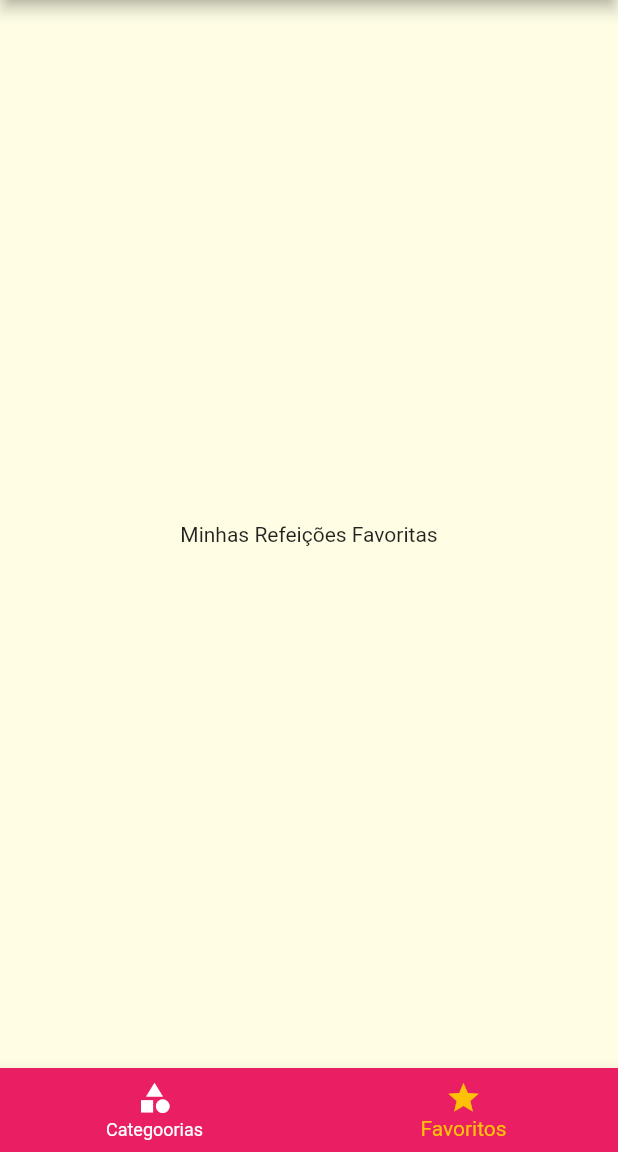
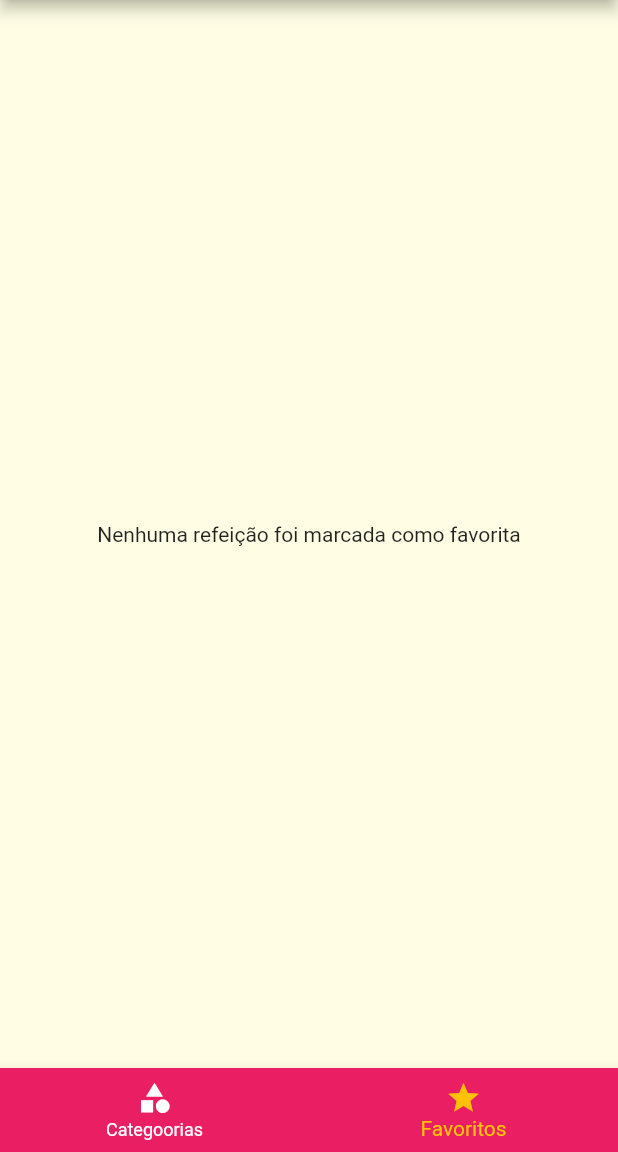
Before and after one commit to absjuniordev/meals, a Flutter app: the screen it shows after launch, item 2 of the bottom bar chosen, on a phone screen of 412 x 824 dp, the part 84-1236 px from its top. Run offline on Flutter 3.47's test engine with Material 2 defaults, Android fonts, the phone set to English and light mode, and no system bars.

Commit message:
Marcar como Favorito

```diff
--- a/lib/main.dart
+++ b/lib/main.dart
@@ -24,12 +24,13 @@ class _MyAppState extends State<MyApp> {
   Settings settings = Settings();
 
   List<Meal> _availableMeals = DUMMY_MEALS;
+  final List<Meal> _favoriteMeals = [];
 
   void _filterMeals(Settings settings) {
     setState(() {
       this.settings = settings;
-      _availableMeals = DUMMY_MEALS.where(
-        (meal) {
+
+      _availableMeals = DUMMY_MEALS.where((meal) {
         final filterGluten = settings.isGlutenFree && !meal.isGlutenFree;
         final filterLactose = settings.isLactoseFree && !meal.isLactoseFree;
         final filterVegan = settings.isVegan && !meal.isVegan;
@@ -38,9 +39,20 @@ class _MyAppState extends State<MyApp> {
             !filterLactose &&
             !filterVegan &&
             !filterVegetarian;
-        },
-      ).toList();
+      }).toList();
     });
+  }
+
+  void _toggleFavorite(Meal meal) {
+    setState(() {
+      _favoriteMeals.contains(meal)
+          ? _favoriteMeals.remove(meal)
+          : _favoriteMeals.add(meal);
+    });
+  }
+
+  bool _isFavorite(Meal meal) {
+    return _favoriteMeals.contains(meal);
   }
 
   @override
@@ -63,10 +75,11 @@ class _MyAppState extends State<MyApp> {
       ),
       // home: const CategoriesScreen(),
       routes: {
-        AppRoutes.HOME: (ctx) => const TabsScreen(),
+        AppRoutes.HOME: (ctx) => TabsScreen(_favoriteMeals),
         AppRoutes.CATEGORIES_MEALS: (ctx) =>
             CategoriesMealsScreen(_availableMeals),
-        AppRoutes.MEAL_DETAIL: (ctx) => const MealDeatailScreen(),
+        AppRoutes.MEAL_DETAIL: (ctx) =>
+            MealDeatailScreen(_toggleFavorite, _isFavorite),
         AppRoutes.SETTINGS: (ctx) => SettingsScreen(settings, _filterMeals),
       },
     );
--- a/lib/models/meals.dart
+++ b/lib/models/meals.dart
@@ -56,6 +56,7 @@ class Meal {
     }
   }
 
+  // ignore: non_constant_identifier_names
   String get CostText {
     switch (cost) {
       case Cost.Cheap:
--- a/lib/screens/categorias_meals_screen.dart
+++ b/lib/screens/categorias_meals_screen.dart
@@ -1,6 +1,6 @@
 import 'package:flutter/material.dart';
 import 'package:meals/components/meal_item.dart';
-import 'package:meals/data/dummy_data.dart';
+
 import 'package:meals/models/category.dart';
 
 import '../models/meals.dart';
--- a/lib/screens/favorite_screen.dart
+++ b/lib/screens/favorite_screen.dart
@@ -1,14 +1,26 @@
 import 'package:flutter/material.dart';
+import 'package:meals/components/meal_item.dart';
+
+import '../models/meals.dart';
 
 class FavoriteScreen extends StatelessWidget {
-  const FavoriteScreen({super.key});
-
+  const FavoriteScreen(this.favoriteMeals, {super.key});
+  final List<Meal> favoriteMeals;
   @override
   Widget build(BuildContext context) {
-    return const Center(
-      child: Text(
-        "Minhas Refeições Favoritas",
-      ),
-    );
+    if (favoriteMeals.isEmpty) {
+      return const Center(
+        child: Text(
+          "Nenhuma refeição foi marcada como favorita",
+        ),
+      );
+    } else {
+      return ListView.builder(
+        itemCount: favoriteMeals.length,
+        itemBuilder: (ctx, index) {
+          return MealItem(favoriteMeals[index]);
+        },
+      );
+    }
   }
 }
--- a/lib/screens/setting_screen.dart
+++ b/lib/screens/setting_screen.dart
@@ -16,7 +16,6 @@ class _SettingsScreenState extends State<SettingsScreen> {
 
   @override
   void initState() {
-    // TODO: implement initState
     super.initState();
     settings = widget.settings;
   }
@@ -48,7 +47,7 @@ class _SettingsScreenState extends State<SettingsScreen> {
       body: Column(
         children: [
           Container(
-            padding: EdgeInsets.all(20),
+            padding: const EdgeInsets.all(20),
             child: Text(
               'Configurações',
               style: Theme.of(context).textTheme.headline6,
--- a/lib/screens/tabs_screen.dart
+++ b/lib/screens/tabs_screen.dart
@@ -3,10 +3,12 @@ import 'package:meals/screens/categories_screen.dart';
 import 'package:meals/screens/favorite_screen.dart';
 import '../components/main_drawer.dart';
 
-import 'categorias_meals_screen.dart';
+import '../models/meals.dart';
 
 class TabsScreen extends StatefulWidget {
-  const TabsScreen({super.key});
+  const TabsScreen(this.favoriteMeals, {super.key});
+
+  final List<Meal> favoriteMeals;
 
   @override
   State<TabsScreen> createState() => _TabsScreenState();
@@ -15,10 +17,22 @@ class TabsScreen extends StatefulWidget {
 class _TabsScreenState extends State<TabsScreen> {
   int _selectedScreenIndex = 0;
 
-  final List<Map<String, Object>> _screens = [
-    {'title': 'Lista de Categorias ', 'screen': const CategoriesScreen()},
-    {'title': 'Meus Favoritos', 'screen': const FavoriteScreen()}
-  ];
+  List<Map<String, Object>>? _screens;
+
+  @override
+  void initState() {
+    super.initState();
+    _screens = [
+      {
+        'title': 'Lista de Categorias ',
+        'screen': const CategoriesScreen(),
+      },
+      {
+        'title': 'Meus Favoritos',
+        'screen': FavoriteScreen(widget.favoriteMeals),
+      }
+    ];
+  }
 
   _selecteScreen(int index) {
     setState(() {
@@ -32,11 +46,11 @@ class _TabsScreenState extends State<TabsScreen> {
       appBar: AppBar(
         centerTitle: true,
         title: Text(
-          _screens[_selectedScreenIndex]['title'] as String,
+          _screens![_selectedScreenIndex]['title'] as String,
         ),
       ),
-      drawer: MainDrawer(),
-      body: _screens[_selectedScreenIndex]['screen'] as Widget,
+      drawer: const MainDrawer(),
+      body: _screens![_selectedScreenIndex]['screen'] as Widget,
       bottomNavigationBar: BottomNavigationBar(
         onTap: _selecteScreen,
         backgroundColor: Theme.of(context).colorScheme.primary,
```
Also changed, not shown: lib/screens/meals_detail_screen.dart (+11 -7 lines). Lines whose indentation alone changed are shown as unchanged.
